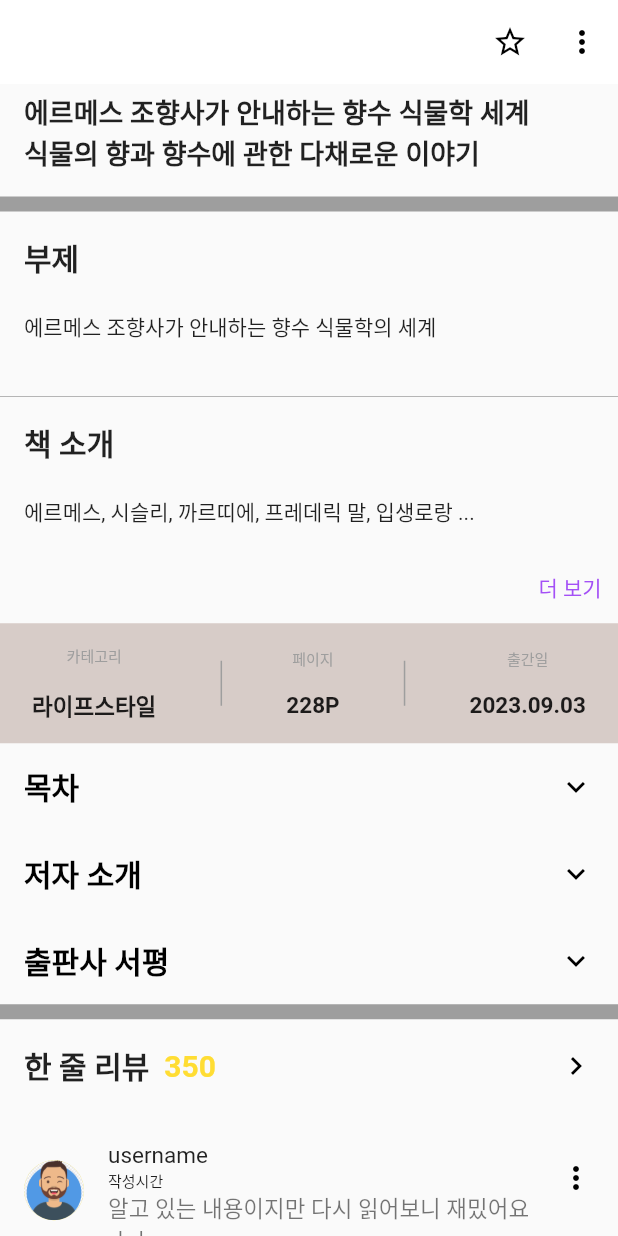
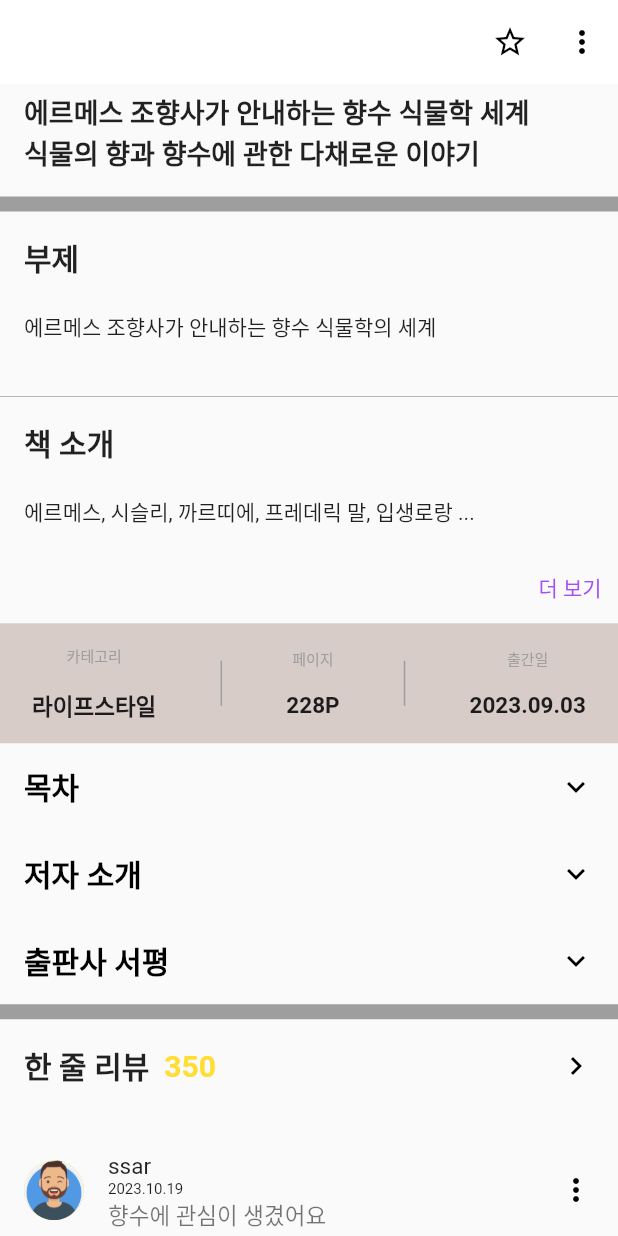
Before and after one commit to saki8661/flutter_millie, a Flutter app: the screen it shows after launch, scrolled down 576 dp, on a phone screen of 412 x 824 dp. Run offline on Flutter 3.47's test engine with Material 2 defaults, Android fonts, the phone set to English and light mode, and no system bars; our stand-ins replace font_awesome_flutter; network calls fail.

Commit message:
리뷰작성목록과 리뷰작성

```diff
--- a/lib/components/review_card.dart
+++ b/lib/components/review_card.dart
@@ -1,9 +1,11 @@
 import 'package:flutter/material.dart';
 
 class ReviewCard extends StatelessWidget {
-  const ReviewCard({
-    super.key,
-  });
+  final String username;
+  final String writeAt;
+  final String review;
+  const ReviewCard(
+      {required this.username, required this.writeAt, required this.review});
 
   @override
   Widget build(BuildContext context) {
@@ -17,13 +19,13 @@
         crossAxisAlignment: CrossAxisAlignment.start,
         children: [
           Text(
-            "username",
+            username,
             style: TextStyle(
               fontSize: 15,
             ),
           ),
           Text(
-            "작성시간",
+            writeAt,
             style: TextStyle(
               fontSize: 10,
             ),
@@ -31,7 +33,7 @@
         ],
       ),
       subtitle: Text(
-        "알고 있는 내용이지만 다시 읽어보니 재밌어요ㅕㅕ",
+        review,
         style: TextStyle(
           fontSize: 15,
         ),
--- a/lib/main.dart
+++ b/lib/main.dart
@@ -9,6 +9,7 @@
 import 'package:flutter_millie/components/expandable_description.dart';
 import 'package:flutter_millie/components/millie_ranking.dart';
 import 'package:flutter_millie/components/review_card.dart';
+import 'package:flutter_millie/components/review_insert.dart';
 import 'package:flutter_millie/components/thick_line.dart';
 import 'package:flutter_millie/components/thin_line.dart';
 import 'package:flutter_millie/constants.dart';
@@ -158,19 +159,27 @@
           /// 스크롤 끝자리는 여기!!!
           ExpandableDescription(
             title: "목차",
-            description: "목차내용",
+            description: "프롤로그\n"
+                "\n"
+                "1. 나무와 껍질\n"
+                "2. 잎사귀\n"
+                "3. 꽃\n"
+                "4. 열매\n"
+                "5. 수액\n"
+                "6. 씨앗\n"
+                "7. 뿌리\n",
           ),
           ExpandableDescription(
-            title: "저자 소개",
-            description: "소개내용 \`n"
-                "dkanmsf;af\n"
-                "sakdnkalsnd",
-          ),
+              title: "저자 소개",
+              description: "지은이_ 장 클로드 엘레나 Jean-Claude Ellena\n"
+                  "\n"
+                  "전 세계적으로 손꼽히는 마스터 조향사이자 조향계의 살아 있는 전설. 1947년 프랑스 남부에 위치한 향수의 본고장 그라스에서 태어났다. 17세에 스위스 제네바의 향수전문학교인 지보당Givaudan에 입학했으며 그라스의 최대 향수 회사인 앙투안 쉬리Antoine Chiris의 조교를 거쳐, 이후 전 세계인들에게 사랑받는 매혹적인 향의 연금술사가 되었다. 14년 동안 에르메스 전속 조향사로 지내며 에르메스 향의 세계를 구축하다가 2018년부터 독립 조향사로서 70대인 지금도 활발히 활동하고 있다.\n"),
           ExpandableDescription(
-            title: "출판사 서평",
-            description: "서평내용",
-          ),
-          // 컨테이너 간격: 10
+              title: "출판사 서평",
+              description: "<보그닷컴> 선정 ‘2022 선물하기 좋은 최고의 책’\n"
+                  "<파이낸셜 타임즈> 선정 ‘막솔로지스트를 위한 16가지 선물’\n"
+                  "60년 동안 조향사로 활동한 저자의 가장 매력적인 향 입문서\n"
+                  "에르메스 스타일의 가장 우아하고 고급스러운 한국판 양장본\n"),
           ThickLine(),
           Container(
             child: Padding(
@@ -214,7 +223,22 @@
               ),
             ),
           ),
-          ReviewCard(),
+          ReviewCard(
+            username: "ssar",
+            writeAt: "2023.10.19",
+            review: "향수에 관심이 생겼어요",
+          ),
+          ReviewCard(
+            username: "cos",
+            writeAt: "2023.10.18",
+            review: "책을 읽으며 힐링되는 시간",
+          ),
+          ReviewCard(
+            username: "love",
+            writeAt: "2023.10.07",
+            review: "다양한 식물에서 이런 향을 낼 수 있다는게 신기해요",
+          ),
+          ReviewInsert(),
         ],
       ),
     );
```
Also changed, not shown: lib/components/review_insert.dart (added, +64 -0 lines).
